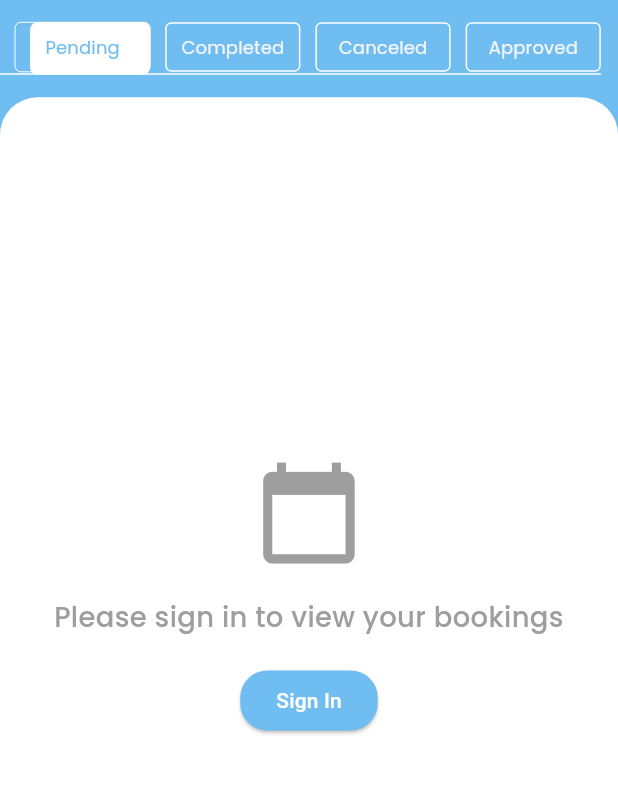
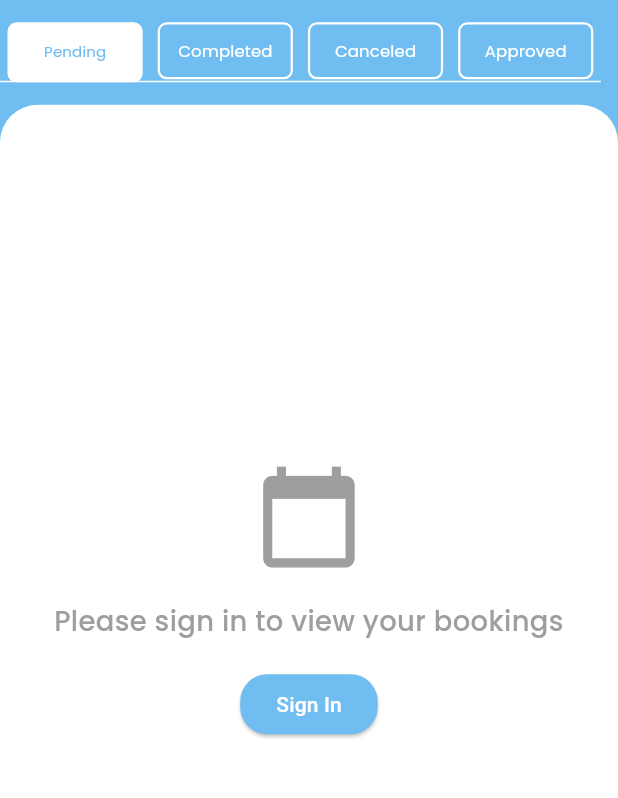
Before and after one commit to abdullah2310ishaq/ImechanoUserApp-Deployment-New, a Flutter app: the MyBookingsPage screen opened directly, on a phone screen of 412 x 824 dp, the part 146-944 px from its top. Run offline on Flutter 3.47's test engine with Material 3 defaults, Android fonts, the phone set to English and light mode, and no system bars; our stand-ins replace accordion, badges, curved_navigation_bar, date_picker_timeline, dotted_border, expansion_tile_card and 25 more; missing offline and left inert: back_button_interceptor, syncfusion_flutter_core; accounts and stored records are empty; project files that could hold a hidden picture were left out.

Commit message:
my bookings done

```diff
--- a/lib/ui/screens/bottombar/My_Bookings_Page.dart
+++ b/lib/ui/screens/bottombar/My_Bookings_Page.dart
@@ -464,27 +464,26 @@ class _MyBookingsPageState extends State<MyBookingsPage>
         children: [
           Container(
             margin: EdgeInsets.only(right: 10.w),
-            height: 35,
+            height: 40,
             child: TabBar(
               controller: _tabController,
-              indicator: BoxDecoration(
-                border: Border.all(color: Colors.transparent),
-                borderRadius: BorderRadius.circular(5.0),
-                // color: appModelTheme.darkTheme ? Colors.grey : Colors.white,
+              isScrollable: false,
+              indicatorSize: TabBarIndicatorSize.tab,
+              indicator: ShapeDecoration(
                 color: appModelTheme.darkTheme ? logoBlue : Colors.white,
-                // color: Colors.white,
+                shape: RoundedRectangleBorder(
+                  borderRadius: BorderRadius.circular(6),
+                ),
               ),
               labelColor: appModelTheme.darkTheme ? Colors.white : logoBlue,
-              // labelColor: Colors.black,
               labelStyle: TextStyle(
-                color: Colors.red,
                 fontSize: 13,
                 fontFamily: "Poppins3",
               ),
-              indicatorPadding: EdgeInsets.only(left: 10),
-              labelPadding: EdgeInsets.only(left: 10),
+              indicatorPadding: EdgeInsets.symmetric(horizontal: 5),
+              labelPadding: EdgeInsets.zero,
               unselectedLabelColor:
-                  appModelTheme.darkTheme ? Colors.white : Colors.grey[100],
+                  appModelTheme.darkTheme ? Colors.white70 : Colors.white,
               onTap: (index) {
                 selectTab = index;
                 // selectTab = 3;
@@ -542,62 +541,80 @@ class _MyBookingsPageState extends State<MyBookingsPage>
               tabs: [
                 Tab(
                   child: Container(
+                    margin: EdgeInsets.symmetric(horizontal: 5),
+                    padding: EdgeInsets.symmetric(horizontal: 8, vertical: 6),
                     decoration: BoxDecoration(
-                        // color: appModelTheme.darkTheme
-                        //     ? Colors.grey
-                        //     : Colors.white,
-                        // color: Colors.white,
-                        borderRadius: BorderRadius.circular(4),
-                        border: Border.all(
-                            color: Colors.white,
-                            width: selectTab == 0 ? 0 : 1)),
-                    child: Align(
-                      alignment: Alignment.center,
+                      borderRadius: BorderRadius.circular(6),
+                      border: selectTab == 0
+                          ? Border.all(color: Colors.transparent, width: 0)
+                          : Border.all(color: Colors.white, width: 1.5),
+                    ),
+                    child: Center(
                       child: Text(
                         getTranslated("Pending", context),
-                        style: TextStyle(fontSize: 12),
+                        maxLines: 1,
+                        overflow: TextOverflow.ellipsis,
+                        style: TextStyle(fontSize: 10),
                       ),
                     ),
                   ),
                 ),
                 Tab(
                   child: Container(
+                    margin: EdgeInsets.symmetric(horizontal: 5),
+                    padding: EdgeInsets.symmetric(horizontal: 8, vertical: 6),
                     decoration: BoxDecoration(
-                        borderRadius: BorderRadius.circular(4),
-                        border: Border.all(color: Colors.white, width: 1)),
-                    child: Align(
-                      alignment: Alignment.center,
+                      borderRadius: BorderRadius.circular(6),
+                      border: selectTab == 1
+                          ? Border.all(color: Colors.transparent, width: 0)
+                          : Border.all(color: Colors.white, width: 1.5),
+                    ),
+                    child: Center(
                       child: Text(
                         getTranslated('Completed', context),
-                        style: TextStyle(fontSize: 12),
+                        maxLines: 1,
+                        overflow: TextOverflow.ellipsis,
+                        style: TextStyle(fontSize: 11),
                       ),
                     ),
                   ),
                 ),
                 Tab(
                   child: Container(
+                    margin: EdgeInsets.symmetric(horizontal: 5),
+                    padding: EdgeInsets.symmetric(horizontal: 8, vertical: 6),
                     decoration: BoxDecoration(
-                        borderRadius: BorderRadius.circular(4),
-                        border: Border.all(color: Colors.white, width: 1)),
-                    child: Align(
-                      alignment: Alignment.center,
+                      borderRadius: BorderRadius.circular(6),
+                      border: selectTab == 2
+                          ? Border.all(color: Colors.transparent, width: 0)
+                          : Border.all(color: Colors.white, width: 1.5),
+                    ),
+                    child: Center(
                       child: Text(
                         getTranslated('Canceled', context),
-                        style: TextStyle(fontSize: 12),
+                        maxLines: 1,
+                        overflow: TextOverflow.ellipsis,
+                        style: TextStyle(fontSize: 11),
                       ),
                     ),
                   ),
                 ),
                 Tab(
                   child: Container(
+                    margin: EdgeInsets.symmetric(horizontal: 5),
+                    padding: EdgeInsets.symmetric(horizontal: 8, vertical: 6),
                     decoration: BoxDecoration(
-                        borderRadius: BorderRadius.circular(4),
-                        border: Border.all(color: Colors.white, width: 1)),
-                    child: Align(
-                      alignment: Alignment.center,
+                      borderRadius: BorderRadius.circular(6),
+                      border: selectTab == 3
+                          ? Border.all(color: Colors.transparent, width: 0)
+                          : Border.all(color: Colors.white, width: 1.5),
+                    ),
+                    child: Center(
                       child: Text(
                         getTranslated('Approved', context),
-                        style: TextStyle(fontSize: 12),
+                        maxLines: 1,
+                        overflow: TextOverflow.ellipsis,
+                        style: TextStyle(fontSize: 11),
                       ),
                     ),
                   ),
--- a/lib/ui/screens/bottombar/mybooking.dart
+++ b/lib/ui/screens/bottombar/mybooking.dart
@@ -284,34 +284,32 @@ class _MyBookingState extends State<MyBooking> {
   }
 
   Widget card(String title, bool isselected) {
-    return Container(
+    return AnimatedContainer(
+      duration: Duration(milliseconds: 150),
       height: double.infinity,
       width: double.infinity,
       decoration: BoxDecoration(
         color: appModelTheme.darkTheme
-            ? isselected
-                ? logoBlue
-                : Colors.transparent
-            : isselected
-                ? Colors.white
-                : Color(0xff70BDF1),
+            ? (isselected ? logoBlue : Colors.transparent)
+            : (isselected ? Colors.white : Color(0xff70BDF1)),
         borderRadius: BorderRadius.circular(8),
-        border: isselected
-            ? Border.all(color: Colors.transparent, width: 0)
-            : Border.all(
-                width: 1.5,
-                color: appModelTheme.darkTheme ? white : white,
-              ),
+        border: Border.all(
+          width: isselected ? 0 : 1.5,
+          color: isselected
+              ? Colors.transparent
+              : (appModelTheme.darkTheme ? white : white),
+        ),
       ),
       child: Center(
         child: Text(
           title,
           style: TextStyle(
-              fontSize: 13.sp,
-              fontFamily: "Poppins3",
-              color: isselected
-                  ? (appModelTheme.darkTheme ? Colors.white : Colors.black)
-                  : Colors.white),
+            fontSize: 13.sp,
+            fontFamily: "Poppins3",
+            color: isselected
+                ? (appModelTheme.darkTheme ? Colors.white : Colors.black)
+                : Colors.white,
+          ),
         ),
       ),
     );
```
